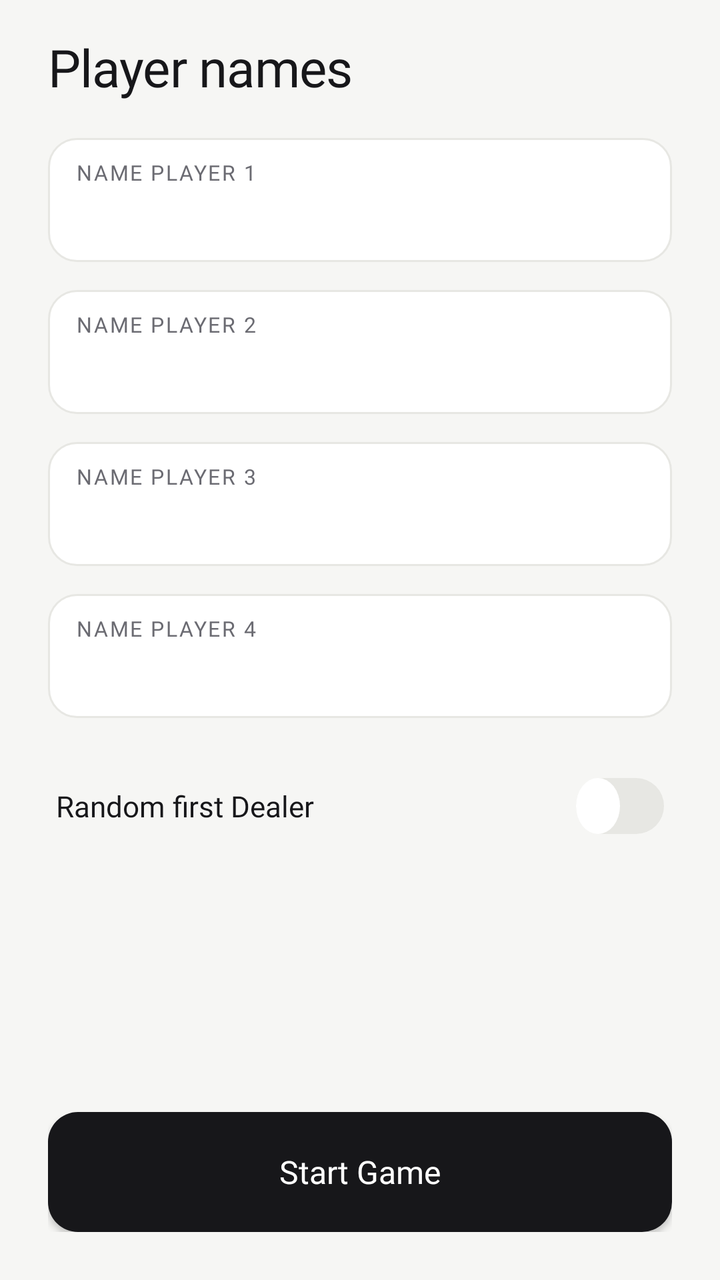
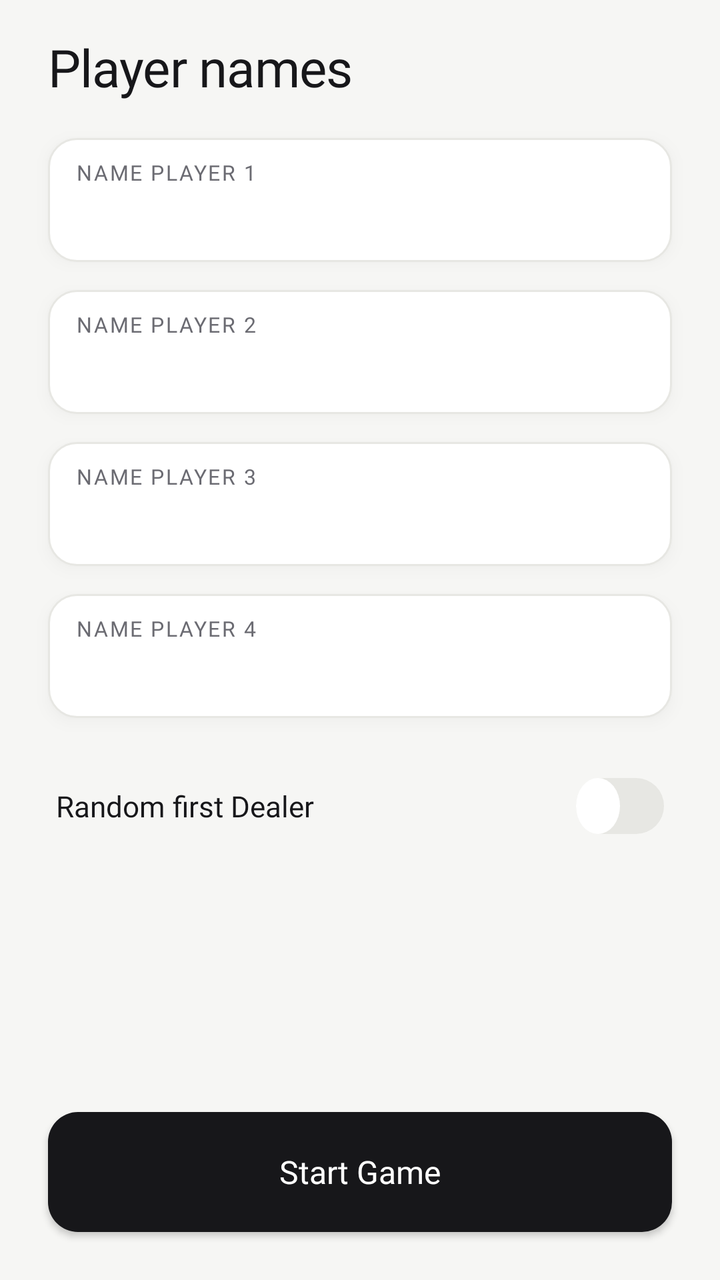

Before-and-after screenshots of an Android layout around one commit, followed by the original layout XML and the change that was made.
<!-- AndroidManifest.xml: application theme Theme.SpadesScore -->
<!-- res/layout/activity_player_names.xml -->
<?xml version="1.0" encoding="utf-8"?>
<LinearLayout xmlns:android="http://schemas.android.com/apk/res/android"
    xmlns:app="http://schemas.android.com/apk/res-auto"
    xmlns:tools="http://schemas.android.com/tools"
    android:layout_width="match_parent"
    android:layout_height="match_parent"
    android:orientation="vertical"
    android:background="?attr/appBg"
    android:paddingStart="24dp"
    android:paddingEnd="24dp"
    android:paddingTop="16dp"
    android:paddingBottom="24dp"
    tools:context=".PlayerNamesActivity">

    
    <TextView
        android:layout_width="match_parent"
        android:layout_height="wrap_content"
        android:text="@string/set_player_names"
        android:textAppearance="@style/TextAppearance.Spades.ScreenTitle"
        android:textSize="26sp"
        android:layout_marginBottom="18dp" />

    
    <LinearLayout
        android:id="@+id/player1_card"
        android:layout_width="match_parent"
        android:layout_height="wrap_content"
        android:orientation="vertical"
        android:background="@drawable/bg_field"
        android:paddingStart="14dp"
        android:paddingEnd="14dp"
        android:paddingTop="10dp"
        android:paddingBottom="10dp"
        android:layout_marginBottom="14dp">

        <TextView
            android:layout_width="wrap_content"
            android:layout_height="wrap_content"
            android:text="@string/player1_name"
            android:textAppearance="@style/TextAppearance.Spades.Label"
            android:layout_marginBottom="2dp" />

        <EditText
            android:id="@+id/player1_name_input"
            android:layout_width="match_parent"
            android:layout_height="wrap_content"
            android:fontFamily="@font/space_grotesk_medium"
            android:textSize="16sp"
            android:textColor="?attr/appInk"
            android:textColorHint="?attr/appMuted"
            android:background="@null"
            android:inputType="textPersonName"
            android:maxLines="1"
            android:imeOptions="actionNext"
            android:paddingTop="2dp"
            android:paddingBottom="2dp" />
    </LinearLayout>

    
    <LinearLayout
        android:id="@+id/player2_card"
        android:layout_width="match_parent"
        android:layout_height="wrap_content"
        android:orientation="vertical"
        android:background="@drawable/bg_field"
        android:paddingStart="14dp"
        android:paddingEnd="14dp"
        android:paddingTop="10dp"
        android:paddingBottom="10dp"
        android:layout_marginBottom="14dp">

        <TextView
            android:layout_width="wrap_content"
            android:layout_height="wrap_content"
            android:text="@string/player2_name"
            android:textAppearance="@style/TextAppearance.Spades.Label"
            android:layout_marginBottom="2dp" />

        <EditText
            android:id="@+id/player2_name_input"
            android:layout_width="match_parent"
            android:layout_height="wrap_content"
            android:fontFamily="@font/space_grotesk_medium"
            android:textSize="16sp"
            android:textColor="?attr/appInk"
            android:textColorHint="?attr/appMuted"
            android:background="@null"
            android:inputType="textPersonName"
            android:maxLines="1"
            android:imeOptions="actionNext"
            android:paddingTop="2dp"
            android:paddingBottom="2dp" />
    </LinearLayout>

    
    <LinearLayout
        android:id="@+id/player3_card"
        android:layout_width="match_parent"
        android:layout_height="wrap_content"
        android:orientation="vertical"
        android:background="@drawable/bg_field"
        android:paddingStart="14dp"
        android:paddingEnd="14dp"
        android:paddingTop="10dp"
        android:paddingBottom="10dp"
        android:layout_marginBottom="14dp">

        <TextView
            android:layout_width="wrap_content"
            android:layout_height="wrap_content"
            android:text="@string/player3_name"
            android:textAppearance="@style/TextAppearance.Spades.Label"
            android:layout_marginBottom="2dp" />

        <EditText
            android:id="@+id/player3_name_input"
            android:layout_width="match_parent"
            android:layout_height="wrap_content"
            android:fontFamily="@font/space_grotesk_medium"
            android:textSize="16sp"
            android:textColor="?attr/appInk"
            android:textColorHint="?attr/appMuted"
            android:background="@null"
            android:inputType="textPersonName"
            android:maxLines="1"
            android:imeOptions="actionNext"
            android:paddingTop="2dp"
            android:paddingBottom="2dp" />
    </LinearLayout>

    
    <LinearLayout
        android:id="@+id/player4_card"
        android:layout_width="match_parent"
        android:layout_height="wrap_content"
        android:orientation="vertical"
        android:background="@drawable/bg_field"
        android:paddingStart="14dp"
        android:paddingEnd="14dp"
        android:paddingTop="10dp"
        android:paddingBottom="10dp"
        android:layout_marginBottom="14dp">

        <TextView
            android:layout_width="wrap_content"
            android:layout_height="wrap_content"
            android:text="@string/player4_name"
            android:textAppearance="@style/TextAppearance.Spades.Label"
            android:layout_marginBottom="2dp" />

        <EditText
            android:id="@+id/player4_name_input"
            android:layout_width="match_parent"
            android:layout_height="wrap_content"
            android:fontFamily="@font/space_grotesk_medium"
            android:textSize="16sp"
            android:textColor="?attr/appInk"
            android:textColorHint="?attr/appMuted"
            android:background="@null"
            android:inputType="textPersonName"
            android:maxLines="1"
            android:imeOptions="actionDone"
            android:paddingTop="2dp"
            android:paddingBottom="2dp" />
    </LinearLayout>

    
    <LinearLayout
        android:layout_width="match_parent"
        android:layout_height="wrap_content"
        android:orientation="horizontal"
        android:gravity="center_vertical"
        android:paddingStart="4dp"
        android:paddingEnd="4dp"
        android:paddingTop="6dp"
        android:paddingBottom="6dp">

        <TextView
            android:layout_width="0dp"
            android:layout_height="wrap_content"
            android:layout_weight="1"
            android:text="@string/random_first_dealer"
            android:fontFamily="@font/space_grotesk_medium"
            android:textSize="14.5sp"
            android:textColor="?attr/appInk" />

        <com.google.android.material.switchmaterial.SwitchMaterial
            android:id="@+id/random_dealer_checkBox"
            android:layout_width="wrap_content"
            android:layout_height="wrap_content"
            android:thumb="@drawable/switch_thumb"
            app:track="@drawable/switch_track"
            app:thumbTint="@null"
            app:trackTint="@null"
            app:useMaterialThemeColors="false" />

    </LinearLayout>

    
    <Space
        android:layout_width="match_parent"
        android:layout_height="0dp"
        android:layout_weight="1" />

    
    <Button
        android:id="@+id/start_game_button"
        android:layout_width="match_parent"
        android:layout_height="60dp"
        android:background="@drawable/bg_cta"
        android:backgroundTint="@null"
        android:text="@string/next"
        android:textColor="?attr/appCtaFg"
        android:fontFamily="@font/space_grotesk_semibold"
        android:textSize="16sp"
        android:textAllCaps="false"
        app:backgroundTint="@null" />

</LinearLayout>
<!-- resources referenced by this layout -->
<resources>
  <!-- drawable bg_cta (drawable) -->
  <?xml version="1.0" encoding="utf-8"?>
  <shape xmlns:android="http://schemas.android.com/apk/res/android" android:shape="rectangle">
      <solid android:color="?attr/appCtaBg" />
      <corners android:radius="15dp" />
  </shape>
  <!-- drawable bg_field (drawable) -->
  <?xml version="1.0" encoding="utf-8"?>
  <shape xmlns:android="http://schemas.android.com/apk/res/android" android:shape="rectangle">
      <solid android:color="?attr/appSurface" />
      <corners android:radius="14dp" />
      <stroke android:width="1dp" android:color="?attr/appLine" />
  </shape>
  <!-- drawable switch_thumb (drawable) -->
  <?xml version="1.0" encoding="utf-8"?>
  <shape xmlns:android="http://schemas.android.com/apk/res/android" android:shape="oval">
      <solid android:color="#FFFFFF" />
      <size android:width="22dp" android:height="22dp" />
  </shape>
  <!-- drawable switch_track (drawable) -->
  <?xml version="1.0" encoding="utf-8"?>
  <selector xmlns:android="http://schemas.android.com/apk/res/android">
      <item android:state_checked="true">
          <shape android:shape="rectangle">
              <solid android:color="?attr/appAccent" />
              <corners android:radius="14dp" />
              <size android:width="48dp" android:height="28dp" />
          </shape>
      </item>
      <item>
          <shape android:shape="rectangle">
              <solid android:color="?attr/appLine" />
              <corners android:radius="14dp" />
              <size android:width="48dp" android:height="28dp" />
          </shape>
      </item>
  </selector>
  <string name="next">Start Game</string>
  <string name="player1_name">Name Player 1</string>
  <string name="player2_name">Name Player 2</string>
  <string name="player3_name">Name Player 3</string>
  <string name="player4_name">Name Player 4</string>
  <string name="random_first_dealer">Random first Dealer</string>
  <string name="set_player_names">Player names</string>
  <style name="TextAppearance.Spades.Label" parent="">
          <item name="android:fontFamily">@font/inter_bold</item>
          <item name="android:textSize">10.5sp</item>
          <item name="android:textAllCaps">true</item>
          <item name="android:letterSpacing">0.08</item>
          <item name="android:textColor">?attr/appMuted</item>
      </style>
  <style name="TextAppearance.Spades.ScreenTitle" parent="">
          <item name="android:fontFamily">@font/space_grotesk_bold</item>
          <item name="android:textSize">24sp</item>
          <item name="android:letterSpacing">-0.01</item>
          <item name="android:textColor">?attr/appInk</item>
      </style>
  <color name="cyan2">#448D76</color>
  <color name="cyan3">#79BEA8</color>
  <color name="white">#FFFFFFFF</color>
  <color name="teal_200">#FF03DAC5</color>
  <color name="teal_700">#FF018786</color>
  <color name="black">#FF000000</color>
  <color name="bg">#F6F6F4</color>
  <color name="surface">#FFFFFF</color>
  <color name="ink">#17171A</color>
  <color name="muted">#6B6B72</color>
  <color name="accent">#4F46E5</color>
  <color name="line">#E7E7E3</color>
  <color name="track">#E7E7E3</color>
  <color name="step_bg">#F1F1EF</color>
  <color name="chip_bg">#EEEDFB</color>
  <color name="cta_bg">#17171A</color>
  <color name="cta_fg">#FFFFFF</color>
  <color name="on_accent">#FFFFFF</color>
  <color name="spade">#17171A</color>
  <color name="ring">#244F46E5</color>
  <color name="hit_bg">#0F4F46E5</color>
  <color name="warn">#C0392B</color>
  <color name="warn_bg">#1AC0392B</color>
  <!-- unchanged entries left out for length: 1 -->
</resources>

<!-- the commit's change to res/layout/activity_player_names.xml (unified diff, before → after) -->
@@ -6,6 +6,8 @@
     android:layout_height="match_parent"
     android:orientation="vertical"
     android:background="?attr/appBg"
+    android:clipChildren="false"
+    android:clipToPadding="false"
     android:paddingStart="24dp"
     android:paddingEnd="24dp"
     android:paddingTop="16dp"
@@ -28,6 +30,9 @@
         android:layout_height="wrap_content"
         android:orientation="vertical"
         android:background="@drawable/bg_field"
+        android:elevation="@dimen/card_elevation"
+        android:outlineAmbientShadowColor="@color/card_shadow"
+        android:outlineSpotShadowColor="@color/card_shadow"
         android:paddingStart="14dp"
         android:paddingEnd="14dp"
         android:paddingTop="10dp"
@@ -64,6 +69,9 @@
         android:layout_height="wrap_content"
         android:orientation="vertical"
         android:background="@drawable/bg_field"
+        android:elevation="@dimen/card_elevation"
+        android:outlineAmbientShadowColor="@color/card_shadow"
+        android:outlineSpotShadowColor="@color/card_shadow"
         android:paddingStart="14dp"
         android:paddingEnd="14dp"
         android:paddingTop="10dp"
@@ -100,6 +108,9 @@
         android:layout_height="wrap_content"
         android:orientation="vertical"
         android:background="@drawable/bg_field"
+        android:elevation="@dimen/card_elevation"
+        android:outlineAmbientShadowColor="@color/card_shadow"
+        android:outlineSpotShadowColor="@color/card_shadow"
         android:paddingStart="14dp"
         android:paddingEnd="14dp"
         android:paddingTop="10dp"
@@ -136,6 +147,9 @@
         android:layout_height="wrap_content"
         android:orientation="vertical"
         android:background="@drawable/bg_field"
+        android:elevation="@dimen/card_elevation"
+        android:outlineAmbientShadowColor="@color/card_shadow"
+        android:outlineSpotShadowColor="@color/card_shadow"
         android:paddingStart="14dp"
         android:paddingEnd="14dp"
         android:paddingTop="10dp"
<!-- resource entries referenced after the edit -->
@@ -1,5 +1,7 @@
 <!-- resources referenced by this layout -->
 <resources>
+  <color name="card_shadow">#2D000000</color>
+  <dimen name="card_elevation">4dp</dimen>
   <!-- drawable bg_cta (drawable) -->
   <?xml version="1.0" encoding="utf-8"?>
   <shape xmlns:android="http://schemas.android.com/apk/res/android" android:shape="rectangle">
